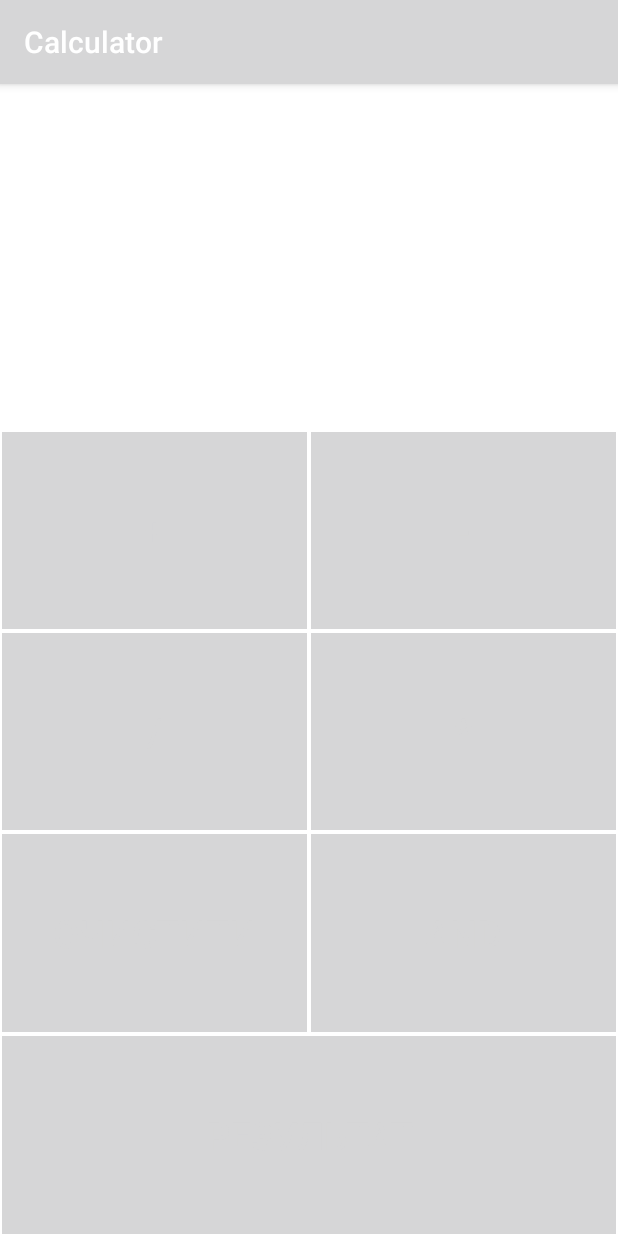
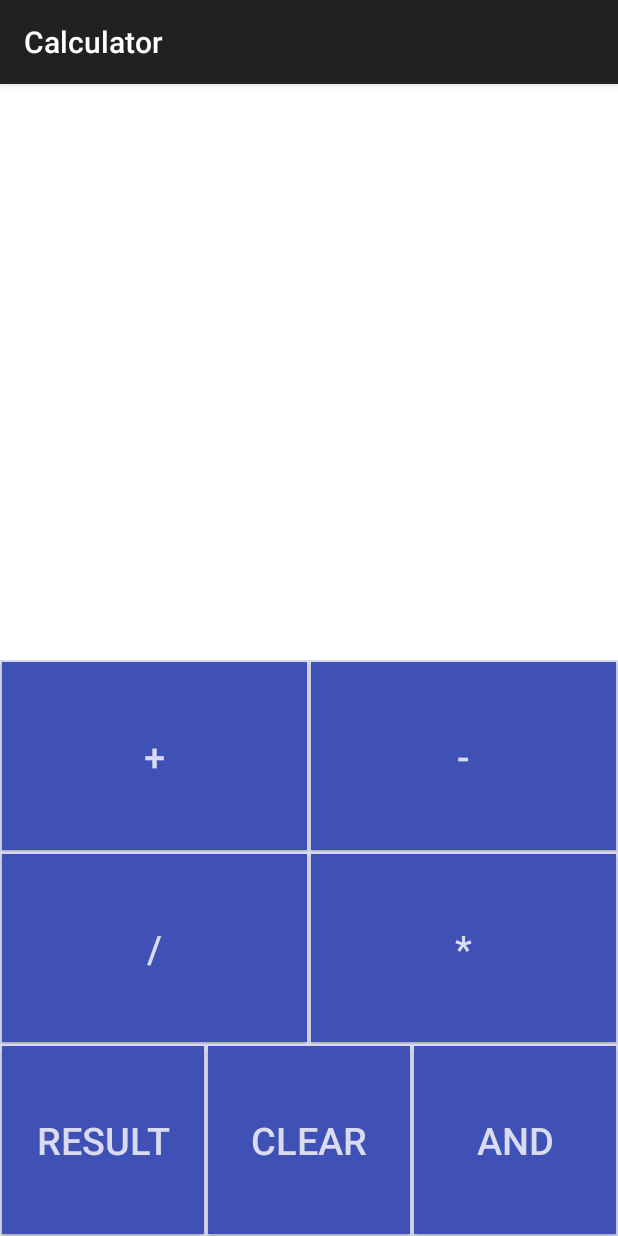
Before and after one commit to Nazar-cmd/asis_lab_2, an Android app: the screen it shows after launch (MainActivity), on a phone screen of 412 x 824 dp. Run offline under Robolectric (Android 15) with nearby library versions, the phone set to English and light mode, and no system bars.

Commit message:
updated styles with updeted colors

```diff
--- a/app/src/main/res/drawable/calculator_button_stroke.xml
+++ /dev/null
@@ -1,9 +0,0 @@
-<shape xmlns:android="http://schemas.android.com/apk/res/android"
-    android:shape="rectangle" >
-
-    <solid android:color="@color/grey_300"/>
-    <stroke
-        android:width="1dp"
-        android:color="@color/white"
-        />
-</shape>
--- a/app/src/main/res/layout/activity_main.xml
+++ b/app/src/main/res/layout/activity_main.xml
@@ -16,7 +16,7 @@
             android:id="@+id/resultsET"
             style="@style/calculatorInput"
 
-            android:hint="Enter numbers"
+            android:hint="Type first number then press AND type second number. Than select action abd press Result."
             android:inputType="number"
             app:layout_constraintBottom_toTopOf="@+id/guideline8"
             app:layout_constraintEnd_toEndOf="parent"
@@ -28,7 +28,7 @@
             android:layout_width="wrap_content"
             android:layout_height="wrap_content"
             android:orientation="horizontal"
-            app:layout_constraintGuide_percent="0.3" />
+            app:layout_constraintGuide_percent="0.5" />
 
         <LinearLayout
             android:layout_width="0dp"
@@ -68,24 +68,22 @@
                     />
             </LinearLayout>
 
+
             <LinearLayout style="@style/calculatorRow">
+                <Button
+                    style="@style/calculatorActionButton"
+                    android:onClick="count"
+                    android:text="Result" />
 
                 <Button
                     style="@style/calculatorActionButton"
-                    android:text="Очистити"
+                    android:text="Clear"
                     android:onClick="clear" />
 
                 <Button
                     style="@style/calculatorActionButton"
                     android:text="AND"
                     android:onClick="and" />
-            </LinearLayout>
-
-            <LinearLayout style="@style/calculatorRow">
-                <Button
-                    style="@style/calculatorActionButton"
-                    android:onClick="count"
-                    android:text="Результат" />
             </LinearLayout>
         </LinearLayout>
 
--- a/app/src/main/res/layout/activity_result.xml
+++ b/app/src/main/res/layout/activity_result.xml
@@ -4,7 +4,7 @@
     xmlns:tools="http://schemas.android.com/tools"
     android:layout_width="match_parent"
     android:layout_height="match_parent"
-    android:background="@color/grey_100"
+    android:background="@color/primary_100"
     >
 
     <TextView
--- a/app/src/main/res/values/styles.xml
+++ b/app/src/main/res/values/styles.xml
@@ -5,7 +5,7 @@
         <item name="android:layout_width">0dp</item>
         <item name="android:layout_height">0dp</item>
         <item name="android:background">@color/white</item>
-        <item name="android:textColor">@color/grey_900</item>
+        <item name="android:textColor">@color/primary_800</item>
         <item name="android:padding">10dp</item>
         <item name="android:textSize">30sp</item>
     </style>
@@ -14,22 +14,23 @@
         <item name="android:layout_weight">1</item>
         <item name="android:layout_width">match_parent</item>
         <item name="android:layout_height">0dp</item>
+        <item name="android:background">@color/primary_100</item>
     </style>
 
     <style name="calculatorActionButton">
         <item name="android:layout_weight">1</item>
         <item name="android:layout_width">0dp</item>
         <item name="android:layout_height">match_parent</item>
-        <item name="selectableItemBackground">@color/grey_400</item>
-        <item name="android:background">@drawable/calculator_button_stroke</item>
+        <item name="android:background">@color/primary</item>
+        <item name="android:layout_margin">1sp</item>
         <item name="android:textSize">25sp</item>
-        <item name="android:textColor">@color/grey_900</item>
+        <item name="android:textColor">@color/primary_100</item>
     </style>
 
     <style name="calculatorResultText">
         <item name="android:layout_width">wrap_content</item>
         <item name="android:layout_height">wrap_content</item>
         <item name="android:textSize">28sp</item>
-        <item name="android:textColor">@color/grey_900</item>
+        <item name="android:textColor">@color/primary_800</item>
     </style>
 </resources>
--- a/app/src/main/res/values/themes.xml
+++ b/app/src/main/res/values/themes.xml
@@ -1,10 +1,6 @@
 <resources xmlns:tools="http://schemas.android.com/tools">
     <!-- Base application theme. -->
     <style name="Theme.Calculator" parent="Theme.AppCompat">
-        <!-- Primary brand color. -->
-        <item name="colorPrimary">@color/grey_100</item>
-        <item name="colorPrimaryVariant">@color/grey_900</item>
-
         <item name="colorOnPrimary">@color/white</item>
 
         <item name="android:statusBarColor">?attr/colorPrimaryVariant</item>
```
